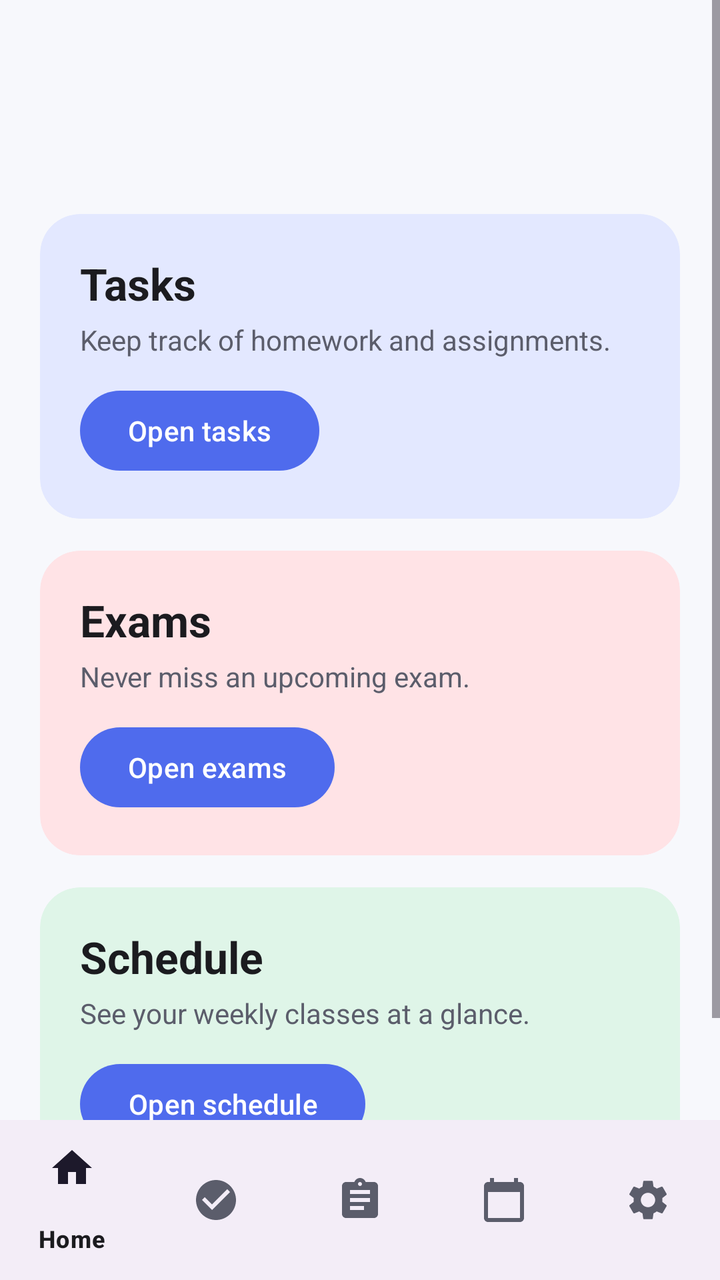
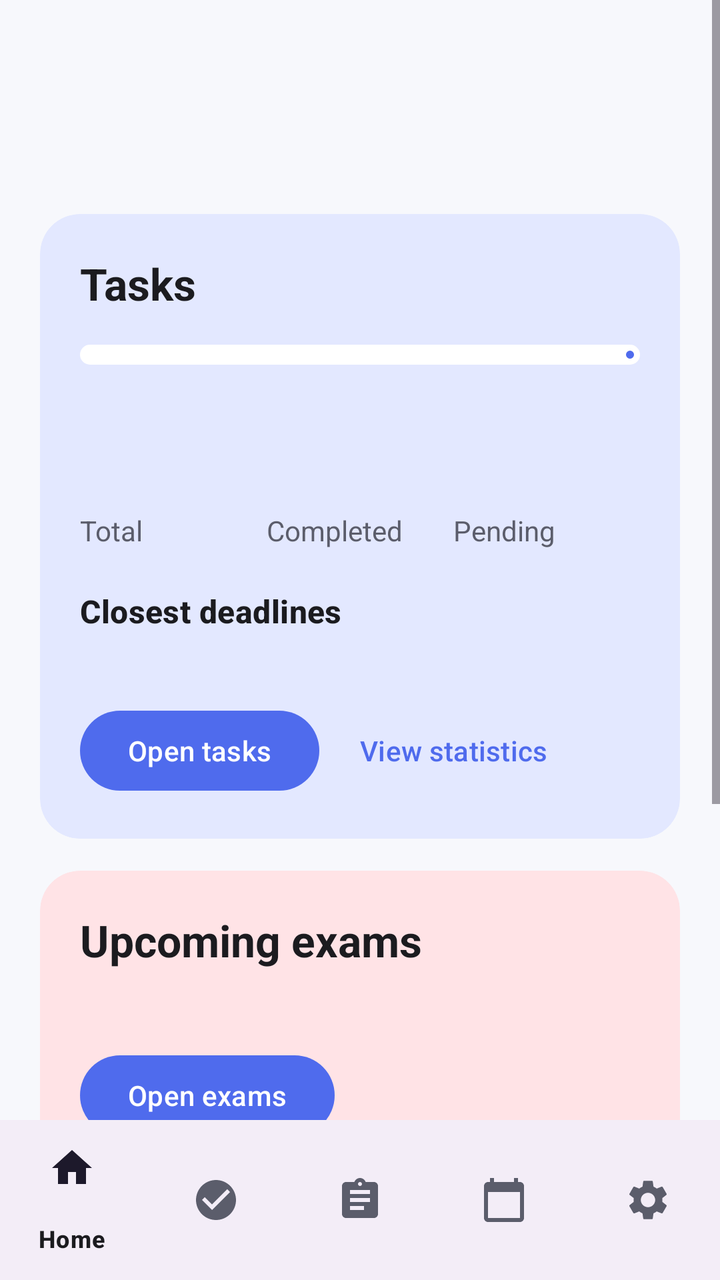

An Android layout rendered at two revisions. The XML below is the earlier revision; the diff shows what the commit changed to produce the second picture.
<!-- AndroidManifest.xml: application theme Theme.StudentPlanner -->
<!-- res/layout/activity_main.xml -->
<?xml version="1.0" encoding="utf-8"?>
<LinearLayout xmlns:android="http://schemas.android.com/apk/res/android"
    xmlns:app="http://schemas.android.com/apk/res-auto"
    android:layout_width="match_parent"
    android:layout_height="match_parent"
    android:background="@color/planner_background"
    android:fitsSystemWindows="true"
    android:orientation="vertical">

    <ScrollView
        android:layout_width="match_parent"
        android:layout_height="0dp"
        android:layout_weight="1">

        <LinearLayout
            android:layout_width="match_parent"
            android:layout_height="wrap_content"
            android:orientation="vertical"
            android:padding="20dp">

            <TextView
                android:id="@+id/tvGreeting"
                android:layout_width="wrap_content"
                android:layout_height="wrap_content"
                android:textAppearance="?attr/textAppearanceHeadlineMedium"
                android:textColor="@color/planner_text"
                android:textStyle="bold" />

            <TextView
                android:id="@+id/tvDate"
                android:layout_width="wrap_content"
                android:layout_height="wrap_content"
                android:layout_marginTop="4dp"
                android:textAppearance="?attr/textAppearanceBodyLarge"
                android:textColor="@color/planner_text_secondary" />

            
            <com.google.android.material.card.MaterialCardView
                android:layout_width="match_parent"
                android:layout_height="wrap_content"
                android:layout_marginTop="24dp"
                app:cardBackgroundColor="@color/card_tasks"
                app:cardCornerRadius="20dp"
                app:cardElevation="0dp"
                app:strokeWidth="0dp">

                <LinearLayout
                    android:layout_width="match_parent"
                    android:layout_height="wrap_content"
                    android:orientation="vertical"
                    android:padding="20dp">

                    <TextView
                        android:layout_width="wrap_content"
                        android:layout_height="wrap_content"
                        android:text="@string/nav_tasks"
                        android:textAppearance="?attr/textAppearanceTitleLarge"
                        android:textColor="@color/planner_text"
                        android:textStyle="bold" />

                    <TextView
                        android:layout_width="wrap_content"
                        android:layout_height="wrap_content"
                        android:layout_marginTop="4dp"
                        android:text="@string/tasks_card_description"
                        android:textColor="@color/planner_text_secondary" />

                    <com.google.android.material.button.MaterialButton
                        android:id="@+id/btnOpenTasks"
                        android:layout_width="wrap_content"
                        android:layout_height="wrap_content"
                        android:layout_marginTop="12dp"
                        android:text="@string/open_tasks" />
                </LinearLayout>
            </com.google.android.material.card.MaterialCardView>

            
            <com.google.android.material.card.MaterialCardView
                android:layout_width="match_parent"
                android:layout_height="wrap_content"
                android:layout_marginTop="16dp"
                app:cardBackgroundColor="@color/card_exams"
                app:cardCornerRadius="20dp"
                app:cardElevation="0dp"
                app:strokeWidth="0dp">

                <LinearLayout
                    android:layout_width="match_parent"
                    android:layout_height="wrap_content"
                    android:orientation="vertical"
                    android:padding="20dp">

                    <TextView
                        android:layout_width="wrap_content"
                        android:layout_height="wrap_content"
                        android:text="@string/nav_exams"
                        android:textAppearance="?attr/textAppearanceTitleLarge"
                        android:textColor="@color/planner_text"
                        android:textStyle="bold" />

                    <TextView
                        android:layout_width="wrap_content"
                        android:layout_height="wrap_content"
                        android:layout_marginTop="4dp"
                        android:text="@string/exams_card_description"
                        android:textColor="@color/planner_text_secondary" />

                    <com.google.android.material.button.MaterialButton
                        android:id="@+id/btnOpenExams"
                        android:layout_width="wrap_content"
                        android:layout_height="wrap_content"
                        android:layout_marginTop="12dp"
                        android:text="@string/open_exams" />
                </LinearLayout>
            </com.google.android.material.card.MaterialCardView>

            
            <com.google.android.material.card.MaterialCardView
                android:layout_width="match_parent"
                android:layout_height="wrap_content"
                android:layout_marginTop="16dp"
                app:cardBackgroundColor="@color/card_schedule"
                app:cardCornerRadius="20dp"
                app:cardElevation="0dp"
                app:strokeWidth="0dp">

                <LinearLayout
                    android:layout_width="match_parent"
                    android:layout_height="wrap_content"
                    android:orientation="vertical"
                    android:padding="20dp">

                    <TextView
                        android:layout_width="wrap_content"
                        android:layout_height="wrap_content"
                        android:text="@string/nav_schedule"
                        android:textAppearance="?attr/textAppearanceTitleLarge"
                        android:textColor="@color/planner_text"
                        android:textStyle="bold" />

                    <TextView
                        android:layout_width="wrap_content"
                        android:layout_height="wrap_content"
                        android:layout_marginTop="4dp"
                        android:text="@string/schedule_card_description"
                        android:textColor="@color/planner_text_secondary" />

                    <com.google.android.material.button.MaterialButton
                        android:id="@+id/btnOpenSchedule"
                        android:layout_width="wrap_content"
                        android:layout_height="wrap_content"
                        android:layout_marginTop="12dp"
                        android:text="@string/open_schedule" />
                </LinearLayout>
            </com.google.android.material.card.MaterialCardView>

        </LinearLayout>
    </ScrollView>

    <com.google.android.material.bottomnavigation.BottomNavigationView
        android:id="@+id/bottomNavigation"
        android:layout_width="match_parent"
        android:layout_height="wrap_content"
        app:menu="@menu/bottom_nav_menu" />
</LinearLayout>
<!-- resources referenced by this layout -->
<resources>
  <color name="card_exams">#FFE3E6</color>
  <color name="card_schedule">#DFF5E8</color>
  <color name="card_tasks">#E3E8FF</color>
  <color name="planner_background">#F7F8FC</color>
  <color name="planner_text">#1B1B1F</color>
  <color name="planner_text_secondary">#5B5D6B</color>
  <string name="exams_card_description">Never miss an upcoming exam.</string>
  <string name="nav_exams">Exams</string>
  <string name="nav_schedule">Schedule</string>
  <string name="nav_tasks">Tasks</string>
  <string name="open_exams">Open exams</string>
  <string name="open_schedule">Open schedule</string>
  <string name="open_tasks">Open tasks</string>
  <string name="schedule_card_description">See your weekly classes at a glance.</string>
  <string name="tasks_card_description">Keep track of homework and assignments.</string>
  <style name="Theme.StudentPlanner" parent="Theme.Material3.DayNight.NoActionBar">
          <item name="colorPrimary">@color/primary</item>
          <item name="colorOnPrimary">@color/on_primary</item>
          <item name="colorPrimaryContainer">@color/primary_container</item>
          <item name="colorOnPrimaryContainer">@color/on_primary_container</item>
          <item name="colorSurface">@color/planner_surface</item>
          <item name="colorOnSurface">@color/planner_text</item>
          <item name="colorOnSurfaceVariant">@color/planner_text_secondary</item>
          <item name="android:colorBackground">@color/planner_background</item>
          <item name="android:statusBarColor">@android:color/transparent</item>
      </style>
  <color name="primary">#4F6BED</color>
  <color name="on_primary">#FFFFFF</color>
  <color name="primary_container">#DDE3FF</color>
  <color name="on_primary_container">#0B1B5C</color>
  <color name="planner_surface">#FFFFFF</color>
</resources>

<!-- the commit's change to res/layout/activity_main.xml (unified diff, before → after) -->
@@ -58,19 +58,132 @@
                         android:textColor="@color/planner_text"
                         android:textStyle="bold" />
 
-                    <TextView
+                    
+                    <com.google.android.material.progressindicator.LinearProgressIndicator
+                        android:id="@+id/progressTasks"
+                        android:layout_width="match_parent"
+                        android:layout_height="wrap_content"
+                        android:layout_marginTop="16dp"
+                        android:max="100"
+                        app:trackColor="@color/planner_surface"
+                        app:trackCornerRadius="5dp"
+                        app:trackThickness="10dp" />
+
+                    <TextView
+                        android:id="@+id/tvProgressPercent"
+                        android:layout_width="wrap_content"
+                        android:layout_height="wrap_content"
+                        android:layout_marginTop="6dp"
+                        android:textColor="@color/planner_text_secondary" />
+
+                    
+                    <LinearLayout
+                        android:layout_width="match_parent"
+                        android:layout_height="wrap_content"
+                        android:layout_marginTop="16dp"
+                        android:orientation="horizontal">
+
+                        <LinearLayout
+                            android:layout_width="0dp"
+                            android:layout_height="wrap_content"
+                            android:layout_weight="1"
+                            android:orientation="vertical">
+
+                            <TextView
+                                android:id="@+id/tvTotalTasks"
+                                android:layout_width="wrap_content"
+                                android:layout_height="wrap_content"
+                                android:textAppearance="?attr/textAppearanceHeadlineSmall"
+                                android:textColor="@color/planner_text"
+                                android:textStyle="bold" />
+
+                            <TextView
+                                android:layout_width="wrap_content"
+                                android:layout_height="wrap_content"
+                                android:text="@string/stat_total"
+                                android:textColor="@color/planner_text_secondary" />
+                        </LinearLayout>
+
+                        <LinearLayout
+                            android:layout_width="0dp"
+                            android:layout_height="wrap_content"
+                            android:layout_weight="1"
+                            android:orientation="vertical">
+
+                            <TextView
+                                android:id="@+id/tvCompletedTasks"
+                                android:layout_width="wrap_content"
+                                android:layout_height="wrap_content"
+                                android:textAppearance="?attr/textAppearanceHeadlineSmall"
+                                android:textColor="@color/planner_text"
+                                android:textStyle="bold" />
+
+                            <TextView
+                                android:layout_width="wrap_content"
+                                android:layout_height="wrap_content"
+                                android:text="@string/stat_completed"
+                                android:textColor="@color/planner_text_secondary" />
+                        </LinearLayout>
+
+                        <LinearLayout
+                            android:layout_width="0dp"
+                            android:layout_height="wrap_content"
+                            android:layout_weight="1"
+                            android:orientation="vertical">
+
+                            <TextView
+                                android:id="@+id/tvPendingTasks"
+                                android:layout_width="wrap_content"
+                                android:layout_height="wrap_content"
+                                android:textAppearance="?attr/textAppearanceHeadlineSmall"
+                                android:textColor="@color/planner_text"
+                                android:textStyle="bold" />
+
+                            <TextView
+                                android:layout_width="wrap_content"
+                                android:layout_height="wrap_content"
+                                android:text="@string/stat_pending"
+                                android:textColor="@color/planner_text_secondary" />
+                        </LinearLayout>
+                    </LinearLayout>
+
+                    <TextView
+                        android:layout_width="wrap_content"
+                        android:layout_height="wrap_content"
+                        android:layout_marginTop="20dp"
+                        android:text="@string/section_closest_deadlines"
+                        android:textAppearance="?attr/textAppearanceTitleMedium"
+                        android:textColor="@color/planner_text"
+                        android:textStyle="bold" />
+
+                    <TextView
+                        android:id="@+id/tvClosestDeadlines"
                         android:layout_width="wrap_content"
                         android:layout_height="wrap_content"
                         android:layout_marginTop="4dp"
-                        android:text="@string/tasks_card_description"
-                        android:textColor="@color/planner_text_secondary" />
-
-                    <com.google.android.material.button.MaterialButton
-                        android:id="@+id/btnOpenTasks"
+                        android:lineSpacingExtra="4dp"
+                        android:textColor="@color/planner_text_secondary" />
+
+                    <LinearLayout
                         android:layout_width="wrap_content"
                         android:layout_height="wrap_content"
                         android:layout_marginTop="12dp"
-                        android:text="@string/open_tasks" />
+                        android:orientation="horizontal">
+
+                        <com.google.android.material.button.MaterialButton
+                            android:id="@+id/btnOpenTasks"
+                            android:layout_width="wrap_content"
+                            android:layout_height="wrap_content"
+                            android:text="@string/open_tasks" />
+
+                        <com.google.android.material.button.MaterialButton
+                            android:id="@+id/btnStatistics"
+                            style="@style/Widget.Material3.Button.TextButton"
+                            android:layout_width="wrap_content"
+                            android:layout_height="wrap_content"
+                            android:layout_marginStart="8dp"
+                            android:text="@string/view_statistics" />
+                    </LinearLayout>
                 </LinearLayout>
             </com.google.android.material.card.MaterialCardView>
 
@@ -93,16 +206,17 @@
                     <TextView
                         android:layout_width="wrap_content"
                         android:layout_height="wrap_content"
-                        android:text="@string/nav_exams"
+                        android:text="@string/section_upcoming_exams"
                         android:textAppearance="?attr/textAppearanceTitleLarge"
                         android:textColor="@color/planner_text"
                         android:textStyle="bold" />
 
                     <TextView
-                        android:layout_width="wrap_content"
-                        android:layout_height="wrap_content"
-                        android:layout_marginTop="4dp"
-                        android:text="@string/exams_card_description"
+                        android:id="@+id/tvUpcomingExams"
+                        android:layout_width="wrap_content"
+                        android:layout_height="wrap_content"
+                        android:layout_marginTop="8dp"
+                        android:lineSpacingExtra="4dp"
                         android:textColor="@color/planner_text_secondary" />
 
                     <com.google.android.material.button.MaterialButton
<!-- resource entries referenced after the edit -->
@@ -6,15 +6,18 @@
   <color name="planner_background">#F7F8FC</color>
   <color name="planner_text">#1B1B1F</color>
   <color name="planner_text_secondary">#5B5D6B</color>
-  <string name="exams_card_description">Never miss an upcoming exam.</string>
-  <string name="nav_exams">Exams</string>
   <string name="nav_schedule">Schedule</string>
   <string name="nav_tasks">Tasks</string>
   <string name="open_exams">Open exams</string>
   <string name="open_schedule">Open schedule</string>
   <string name="open_tasks">Open tasks</string>
   <string name="schedule_card_description">See your weekly classes at a glance.</string>
-  <string name="tasks_card_description">Keep track of homework and assignments.</string>
+  <string name="section_closest_deadlines">Closest deadlines</string>
+  <string name="section_upcoming_exams">Upcoming exams</string>
+  <string name="stat_completed">Completed</string>
+  <string name="stat_pending">Pending</string>
+  <string name="stat_total">Total</string>
+  <string name="view_statistics">View statistics</string>
   <style name="Theme.StudentPlanner" parent="Theme.Material3.DayNight.NoActionBar">
           <item name="colorPrimary">@color/primary</item>
           <item name="colorOnPrimary">@color/on_primary</item>
